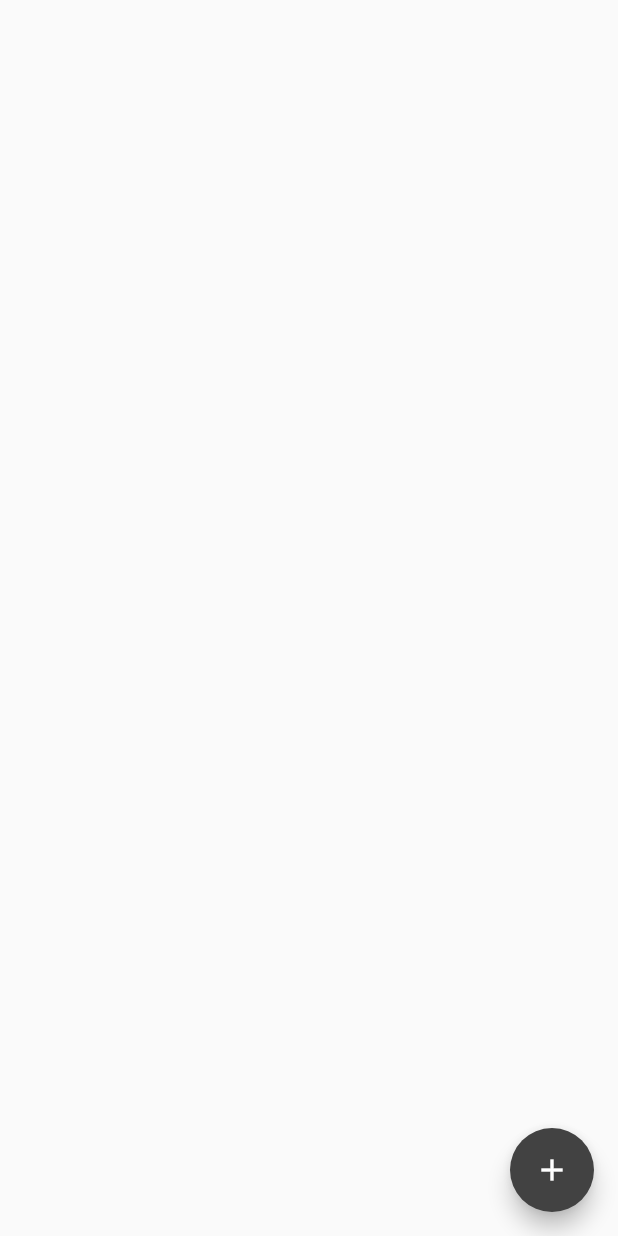
After one commit to Surafeljava/wuyiyit, a Flutter app: the ConversationScreen screen opened directly, on a phone screen of 412 x 824 dp. The commit adds this screen. Run offline on Flutter 3.47's test engine with Material 2 defaults, Android fonts, the phone set to English and light mode, and no system bars.

Commit message:
feat: Setting up for private message feature

```diff
--- a/lib/connectToServer.dart
+++ b/lib/connectToServer.dart
@@ -51,7 +51,7 @@ class _ConnectToServerState extends State<ConnectToServer> {
     //Connect to the server
     print("Connecting...");
     // ignore: close_sinks
-    Socket socket = await Socket.connect('10.6.200.132', 4567);
+    Socket socket = await Socket.connect('10.6.206.50', 4567);
     print("Done: ");
     Navigator.of(context)
         .push(MaterialPageRoute(builder: (_) => Wrapper(socket: socket)));
--- /dev/null
+++ b/lib/messageScreen/conversationScreen.dart
@@ -0,0 +1,31 @@
+import 'package:flutter/material.dart';
+
+class ConversationScreen extends StatefulWidget {
+  const ConversationScreen({Key? key}) : super(key: key);
+
+  @override
+  _ConversationScreenState createState() => _ConversationScreenState();
+}
+
+class _ConversationScreenState extends State<ConversationScreen> {
+  @override
+  Widget build(BuildContext context) {
+    return Scaffold(
+      floatingActionButton: FloatingActionButton(
+        child: Icon(Icons.add),
+        backgroundColor: Colors.grey[800],
+        onPressed: () {
+          print("All Users List");
+        },
+      ),
+      body: Container(
+        child: ListView.builder(
+          itemCount: 10,
+          itemBuilder: (context, index) {
+            return Container();
+          },
+        ),
+      ),
+    );
+  }
+}
--- /dev/null
+++ b/lib/models/message.dart
@@ -0,0 +1,12 @@
+class Message {
+  final String from;
+  final String to;
+  final String message;
+  final String time;
+
+  Message(
+      {required this.from,
+      required this.to,
+      required this.message,
+      required this.time});
+}
--- /dev/null
+++ b/lib/models/user.dart
@@ -0,0 +1,7 @@
+class User {
+  final int id;
+  final String userName;
+  final String password;
+
+  User({required this.id, required this.userName, required this.password});
+}
--- /dev/null
+++ b/lib/providers/mainProvider.dart
@@ -0,0 +1,37 @@
+import 'package:flutter/foundation.dart';
+import 'package:wuyiyit/models/user.dart';
+import 'package:wuyiyit/models/message.dart';
+
+class MainProvider extends ChangeNotifier {
+  List<User> currentUser = [];
+
+  void changeCurrentUser(User userModel) {
+    currentUser = [];
+    currentUser.add(userModel);
+    notifyListeners();
+  }
+
+  //Online Users List
+  List<User> allUsers = [];
+
+  void updateAllUsers(List<User> usersList) {
+    allUsers = usersList;
+    notifyListeners();
+  }
+
+  //Chatting Users List
+  List<User> chattingUsers = [];
+
+  void addUserToChattingUsersList(User newUser) {
+    chattingUsers.add(newUser);
+    notifyListeners();
+  }
+
+  //Conversation List
+  Map<User, List<Message>> conversationList = {};
+
+  void addUserToConversationList(User userModel) {
+    conversationList[userModel] = [];
+    notifyListeners();
+  }
+}
--- a/lib/wrapper.dart
+++ b/lib/wrapper.dart
@@ -2,6 +2,7 @@ import 'dart:io';
 import 'dart:typed_data';
 
 import 'package:flutter/material.dart';
+import 'package:wuyiyit/models/message.dart';
 
 class Wrapper extends StatefulWidget {
   final Socket socket;
@@ -91,6 +92,7 @@ class _WrapperState extends State<Wrapper> {
                         FocusScope.of(context).unfocus();
                         sendMessage(message: messageController.text);
                         messageController.text = "";
+                        // Message message = new Message(from: "A", to: "B", :);
                       }
                     },
                   ),
--- a/pubspec.yaml
+++ b/pubspec.yaml
@@ -28,6 +28,8 @@ dependencies:
   # The following adds the Cupertino Icons font to your application.
   # Use with the CupertinoIcons class for iOS style icons.
   cupertino_icons: ^1.0.2
+  postgres: ^2.3.2
+  provider: ^5.0.0
 
 dev_dependencies:
   flutter_test:
```
Also changed, not shown: lib/allUsersList.dart (added, +19 -0 lines), lib/main.dart (+15 -6 lines), lib/messageScreen/conversationItem.dart (added), lib/messageScreen/messageItem.dart (added), lib/messageScreen/messageScreen.dart (added), pubspec.lock.
